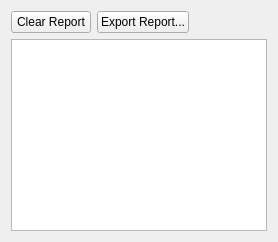
Above: tse_analytics/views/reports/reports_widget.ui from TSE-Systems/tse-analytics before the change. Below: the same form after it.
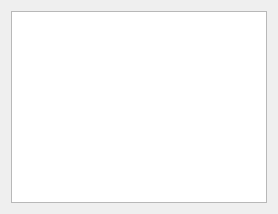
That is the form after the change. Icons and pictures are not drawn.

Commit message: - NEW: advanced report editor. - Persistent reports across datasets.

```diff
--- a/tse_analytics/views/reports/reports_widget.ui
+++ b/tse_analytics/views/reports/reports_widget.ui
@@ -4,42 +4,7 @@
  <widget class="QWidget" name="ReportsWidget">
   <layout class="QVBoxLayout" name="verticalLayout">
    <item>
-    <layout class="QHBoxLayout" name="horizontalLayout">
-     <item>
-      <widget class="QPushButton" name="pushButtonClear">
-       <property name="text">
-        <string>Clear Report</string>
-       </property>
-      </widget>
-     </item>
-     <item>
-      <widget class="QPushButton" name="pushButtonExport">
-       <property name="text">
-        <string>Export Report...</string>
-       </property>
-       <property name="icon">
-        <iconset resource="../../../resources/resources.qrc">
-         <normaloff>:/icons/icons8-save-16.png</normaloff>:/icons/icons8-save-16.png</iconset>
-       </property>
-      </widget>
-     </item>
-     <item>
-      <spacer name="horizontalSpacer">
-       <property name="orientation">
-        <enum>Qt::Horizontal</enum>
-       </property>
-       <property name="sizeHint" stdset="0">
-        <size>
-         <width>40</width>
-         <height>20</height>
-        </size>
-       </property>
-      </spacer>
-     </item>
-    </layout>
-   </item>
-   <item>
-    <widget class="QTextEdit" name="textEdit"/>
+    <widget class="QTextEdit" name="editor"/>
    </item>
   </layout>
  </widget>
```
Left out of the diff: 1 changed line with no effect on the pictures. The commit also changes 30 other files.
